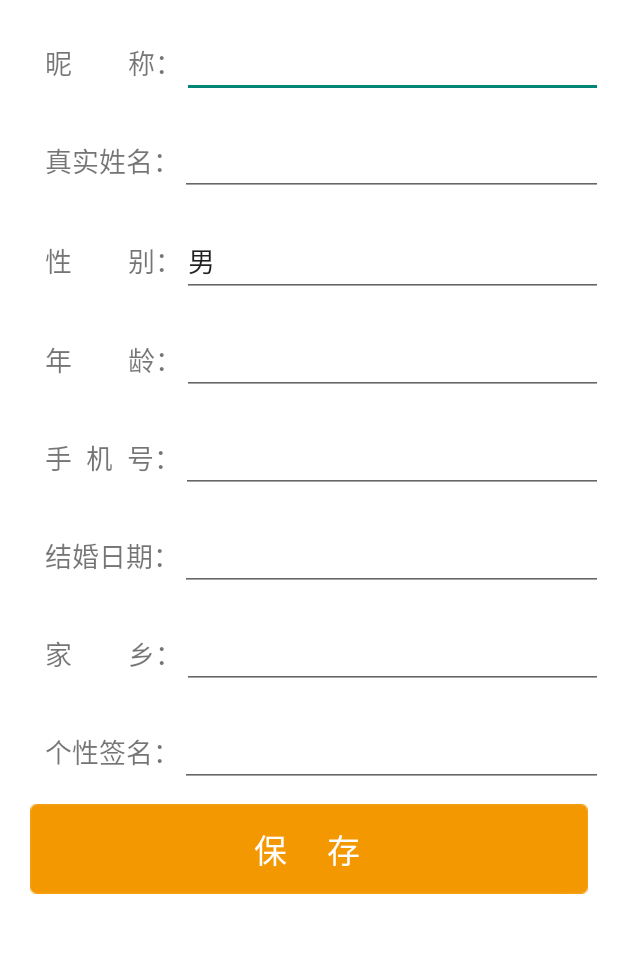
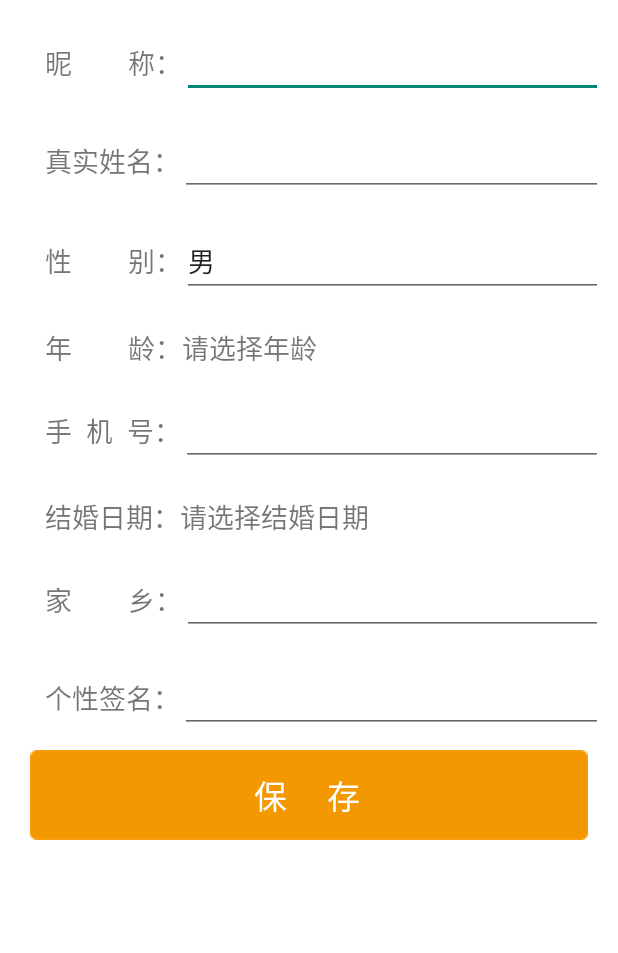
Before and after one commit to pumpkin-/90Wedding, an Android app: the layout fragment_completeuserinfo.xml on its own in the app's theme, with its tools: preview values and no code run, on a phone screen of 412 x 824 dp, the part 135-1088 px from its top. Run offline under Robolectric (Android 15) with nearby library versions, the phone set to English and light mode, and no system bars.

Commit message:
日期选择控件

```diff
--- a/app/src/main/java/com/wedding/secretary/activities/MainActivity.java
+++ b/app/src/main/java/com/wedding/secretary/activities/MainActivity.java
@@ -25,7 +25,6 @@ public class MainActivity extends BaseFragmentActivity {
         super.onCreate(savedInstanceState);
         setContentView(R.layout.activity_main);
         ViewUtils.inject(this);
-        //初始化clickListener
         initListener();
     }
 
--- a/app/src/main/java/com/wedding/secretary/base/BaseFragment.java
+++ b/app/src/main/java/com/wedding/secretary/base/BaseFragment.java
@@ -23,7 +23,7 @@ import java.util.List;
  * Created by hmy on 2015/10/27.
  * Upadte by Byron on 2015/10/31
  */
-public abstract class BaseFragment extends Fragment implements View.OnClickListener, View.OnTouchListener, HttpResponse {
+public abstract class BaseFragment extends Fragment implements View.OnClickListener, HttpResponse {
 
     @Override
     public View onCreateView(LayoutInflater inflater, ViewGroup container, Bundle savedInstanceState) {
--- a/app/src/main/res/layout/fragment_completeuserinfo.xml
+++ b/app/src/main/res/layout/fragment_completeuserinfo.xml
@@ -3,6 +3,15 @@
     android:layout_width="match_parent"
     android:layout_height="match_parent"
     android:background="#fff"
+    android:orientation="vertical">
+
+    <ScrollView
+        android:layout_width="match_parent"
+        android:layout_height="wrap_content">
+
+        <LinearLayout
+            android:layout_width="match_parent"
+            android:layout_height="wrap_content"
             android:orientation="vertical">
 
             <LinearLayout
@@ -88,10 +97,11 @@
                     android:text="年        龄："
                     android:textSize="18dp" />
 
-        <EditText
-            android:id="@+id/et_complete_user_age"
+                <TextView
+                    android:id="@+id/tv_complete_user_age"
                     android:layout_width="match_parent"
                     android:layout_height="wrap_content"
+                    android:text="请选择年龄"
                     android:textSize="18dp" />
             </LinearLayout>
 
@@ -126,11 +136,11 @@
                     android:text="结婚日期："
                     android:textSize="18dp" />
 
-        <EditText
-            android:id="@+id/et_complete_user_marriageDate"
+                <TextView
+                    android:id="@+id/tv_complete_user_marriageDate"
                     android:layout_width="match_parent"
                     android:layout_height="wrap_content"
-            android:inputType="date"
+                    android:text="请选择结婚日期"
                     android:textSize="18dp" />
             </LinearLayout>
 
@@ -174,13 +184,13 @@
 
             <TextView
                 android:id="@+id/tv_save"
-        android:gravity="center"
                 android:layout_width="match_parent"
                 android:layout_height="wrap_content"
                 android:layout_marginLeft="20dp"
                 android:layout_marginRight="20dp"
                 android:layout_marginTop="1dp"
                 android:background="@drawable/sign_in"
+                android:gravity="center"
                 android:paddingBottom="12dp"
                 android:paddingTop="12dp"
                 android:text="保     存"
@@ -188,3 +198,5 @@
                 android:textSize="22sp" />
 
         </LinearLayout>
+    </ScrollView>
+</LinearLayout>
```
Also changed, not shown: app/src/main/java/com/wedding/secretary/fragments/LoginFragments/CompleteUserInfoFragment.java (+20 -42 lines). Lines whose indentation alone changed are shown as unchanged.
